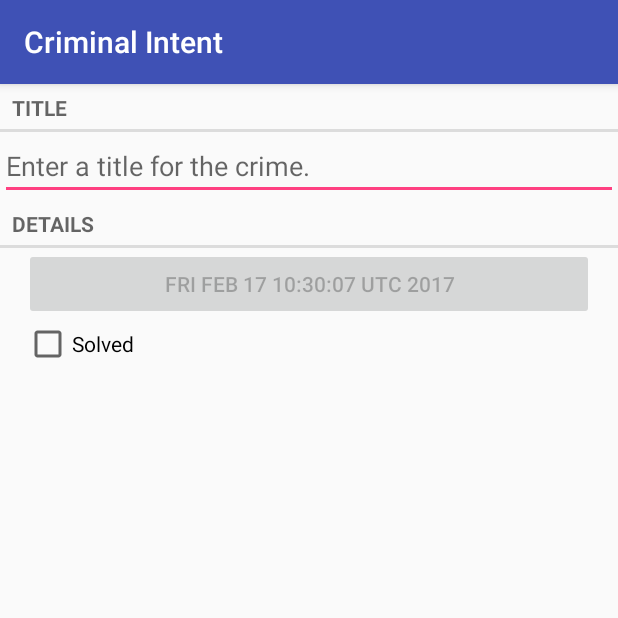
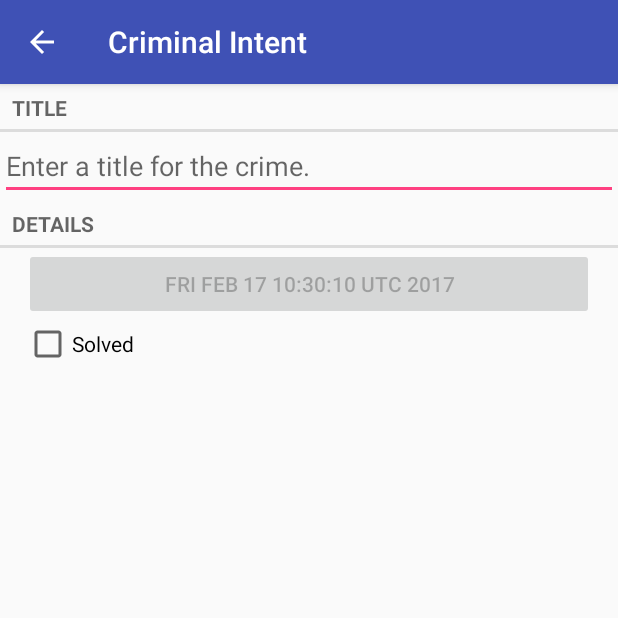
Before and after one commit to napohl/CriminalIntent, an Android app: the screen it shows after launch (CrimePagerActivity), after a tap on "New Crime", on a phone screen of 412 x 824 dp, the top half of it. Run offline under Robolectric (Android 15) with nearby library versions, the phone set to English and light mode, and no system bars.

Commit message:
Lab 6 part A is done. There is a bug where the number of crimes doesn't display correctly, because I am not sure what function to use. I would also like to come back and do the challenges for this part.

```diff
--- a/app/src/main/AndroidManifest.xml
+++ b/app/src/main/AndroidManifest.xml
@@ -14,7 +14,10 @@
                 <category android:name="android.intent.category.LAUNCHER" />
             </intent-filter>
         </activity>
-        <activity android:name=".CrimePagerActivity">
+        <activity
+            android:name=".CrimePagerActivity"
+            android:label="@string/app_name"
+            android:parentActivityName=".CrimeListActivity">
         </activity>
     </application>
 
--- a/app/src/main/java/com/csci448/npohl/criminalintent/CrimeListFragment.java
+++ b/app/src/main/java/com/csci448/npohl/criminalintent/CrimeListFragment.java
@@ -3,6 +3,7 @@ package com.csci448.npohl.criminalintent;
 import android.content.Intent;
 import android.os.Bundle;
 import android.support.v4.app.Fragment;
+import android.support.v7.app.AppCompatActivity;
 import android.support.v7.widget.LinearLayoutManager;
 import android.support.v7.widget.RecyclerView;
 import android.view.LayoutInflater;
@@ -23,8 +24,11 @@ import java.util.List;
 
 public class CrimeListFragment extends Fragment {
 
+    private static final String SAVED_SUBTITLE_VISIBLE = "subtitle";
+
     private RecyclerView mCrimeRecyclerView;
     private CrimeAdapter mAdapter;
+    private boolean mSubtitleVisible;
 
     @Override
     public void onCreate(Bundle savedInstanceState) {
@@ -39,6 +43,10 @@ public class CrimeListFragment extends Fragment {
         mCrimeRecyclerView = (RecyclerView) view.findViewById(R.id.crime_recycler_view);
         mCrimeRecyclerView.setLayoutManager(new LinearLayoutManager(getActivity()));
 
+        if (savedInstanceState != null) {
+            mSubtitleVisible = savedInstanceState.getBoolean(SAVED_SUBTITLE_VISIBLE);
+        }
+
         updateUI();
 
         return view;
@@ -51,9 +59,22 @@ public class CrimeListFragment extends Fragment {
     }
 
     @Override
+    public void onSaveInstanceState(Bundle outState) {
+        super.onSaveInstanceState(outState);
+        outState.putBoolean(SAVED_SUBTITLE_VISIBLE, mSubtitleVisible);
+    }
+
+    @Override
     public void onCreateOptionsMenu(Menu menu, MenuInflater inflater) {
         super.onCreateOptionsMenu(menu, inflater);
         inflater.inflate(R.menu.fragment_crime_list, menu);
+
+        MenuItem subtitleItem = menu.findItem(R.id.menu_item_show_subtitle);
+        if (mSubtitleVisible) {
+            subtitleItem.setTitle(R.string.hide_subtitle);
+        } else {
+            subtitleItem.setTitle(R.string.show_subtitle);
+        }
     }
 
     @Override
@@ -65,9 +86,30 @@ public class CrimeListFragment extends Fragment {
                 Intent intent = CrimePagerActivity.newIntent(getActivity(), crime.getId());
                 startActivity(intent);
                 return true;
+            case R.id.menu_item_show_subtitle:
+                mSubtitleVisible = !mSubtitleVisible;
+                getActivity().invalidateOptionsMenu();
+                updateSubtitle();
+                return true;
             default:
                 return super.onOptionsItemSelected(item);
         }
+    }
+
+    private void updateSubtitle() {
+        CrimeLab crimeLab = CrimeLab.get(getActivity());
+        int crimeCount = crimeLab.getCrimes().size();
+        //book says to use following line, but compiler doesn't like the second argument
+        //this bug leads to number of crimes not being displayed
+        //String subtitle = getString(R.string.subtitle_format, crimeCount);
+        String subtitle = getString(R.string.subtitle_format);
+
+        if (!mSubtitleVisible) {
+            subtitle = null;
+        }
+
+        AppCompatActivity activity = (AppCompatActivity) getActivity();
+        activity.getSupportActionBar().setSubtitle(subtitle);
     }
 
     private void updateUI() {
@@ -81,6 +123,8 @@ public class CrimeListFragment extends Fragment {
         else {
             mAdapter.notifyDataSetChanged();
         }
+
+        updateSubtitle();
     }
 
     private class CrimeHolder extends RecyclerView.ViewHolder
--- a/app/src/main/res/menu/fragment_crime_list.xml
+++ b/app/src/main/res/menu/fragment_crime_list.xml
@@ -9,4 +9,9 @@
         android:title="@string/new_crime"
         app:showAsAction="ifRoom|withText"/>
 
+    <item
+        android:id="@+id/menu_item_show_subtitle"
+        android:title="@string/show_subtitle"
+        android:showAsAction="ifRoom"/>
+
 </menu>
```
